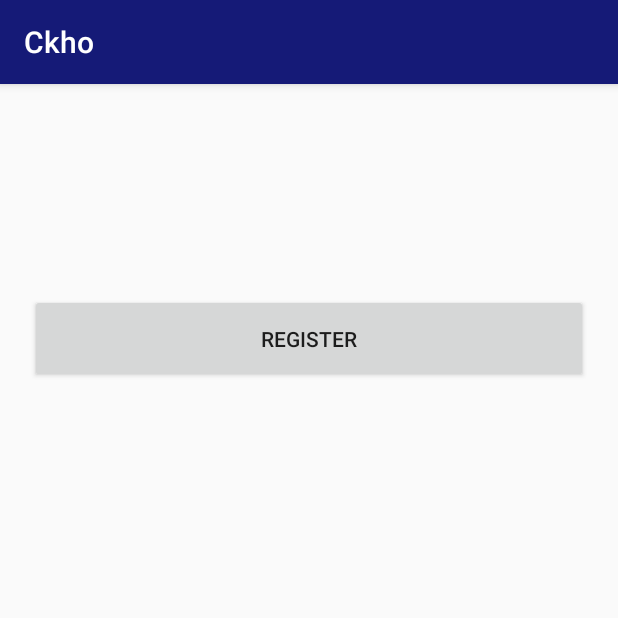
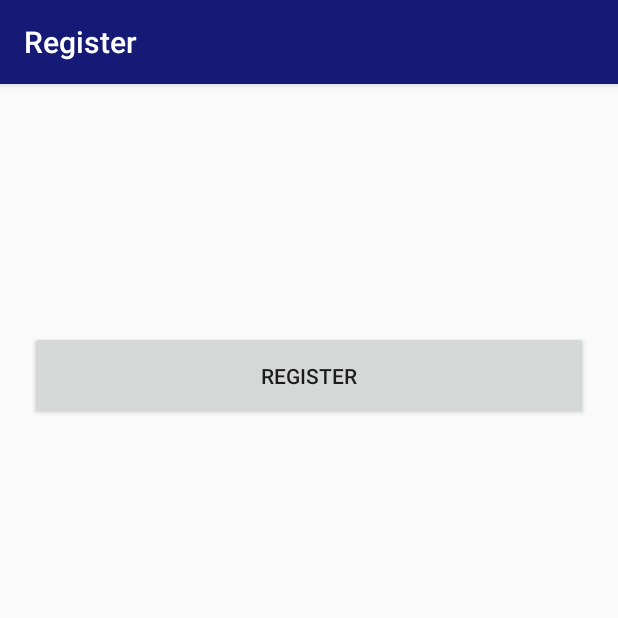
Before and after one commit to prateek54/Ckho-App, an Android app: the Register screen opened directly, with no data from a screen before it, on a phone screen of 412 x 824 dp, the top half of it. Run offline under Robolectric (Android 15) with nearby library versions, the phone set to English and light mode, and no system bars.

```diff
--- a/app/src/main/AndroidManifest.xml
+++ b/app/src/main/AndroidManifest.xml
@@ -20,7 +20,9 @@
                 <category android:name="android.intent.category.LAUNCHER" />
             </intent-filter>
         </activity>
-        <activity android:name=".Register"></activity>
+        <activity android:name=".Register"
+            android:label="Register">
+        </activity>
     </application>
 
 </manifest>
--- a/app/src/main/java/com/example/android/ckho/EventAdapter.java
+++ b/app/src/main/java/com/example/android/ckho/EventAdapter.java
@@ -47,4 +47,5 @@ public class EventAdapter extends ArrayAdapter<Event> {
 
         return listItemView;
     }
+
 }
--- a/app/src/main/java/com/example/android/ckho/Register.java
+++ b/app/src/main/java/com/example/android/ckho/Register.java
@@ -1,9 +1,15 @@
 package com.example.android.ckho;
 
+import android.content.Intent;
 import android.support.v7.app.AppCompatActivity;
 import android.os.Bundle;
+import android.widget.Button;
+import android.widget.TextView;
 
 public class Register extends AppCompatActivity {
+
+    private TextView eventName,dateTime,location,description;
+    private Button registerBtn;
 
 
 
@@ -11,5 +17,12 @@ public class Register extends AppCompatActivity {
     protected void onCreate(Bundle savedInstanceState) {
         super.onCreate(savedInstanceState);
         setContentView(R.layout.activity_register);
+
+        eventName=(TextView)findViewById(R.id.event_name);
+        dateTime=(TextView)findViewById(R.id.date_time);
+        location=(TextView)findViewById(R.id.location);
+        description=(TextView)findViewById(R.id.description);
+
+
     }
 }
--- a/app/src/main/res/layout/activity_register.xml
+++ b/app/src/main/res/layout/activity_register.xml
@@ -33,6 +33,13 @@
         android:id="@+id/location"
         android:textColor="#969494"
         tools:text="Location"/>
+    <TextView
+        android:layout_width="match_parent"
+        android:layout_height="wrap_content"
+        tools:text="Description"
+        android:paddingLeft="10dp"
+        android:textSize="18dp"
+        android:id="@+id/description"/>
     <Button
         android:layout_width="match_parent"
         android:layout_height="wrap_content"
```
Also changed, not shown: app/src/main/java/com/example/android/ckho/MainActivity.java (+10 -0 lines).
